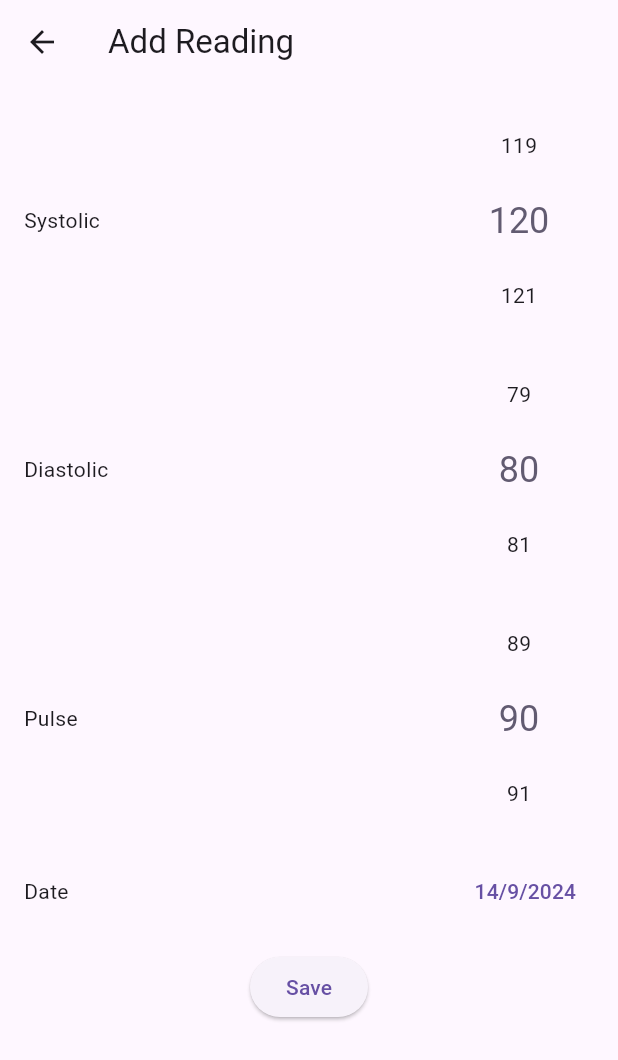
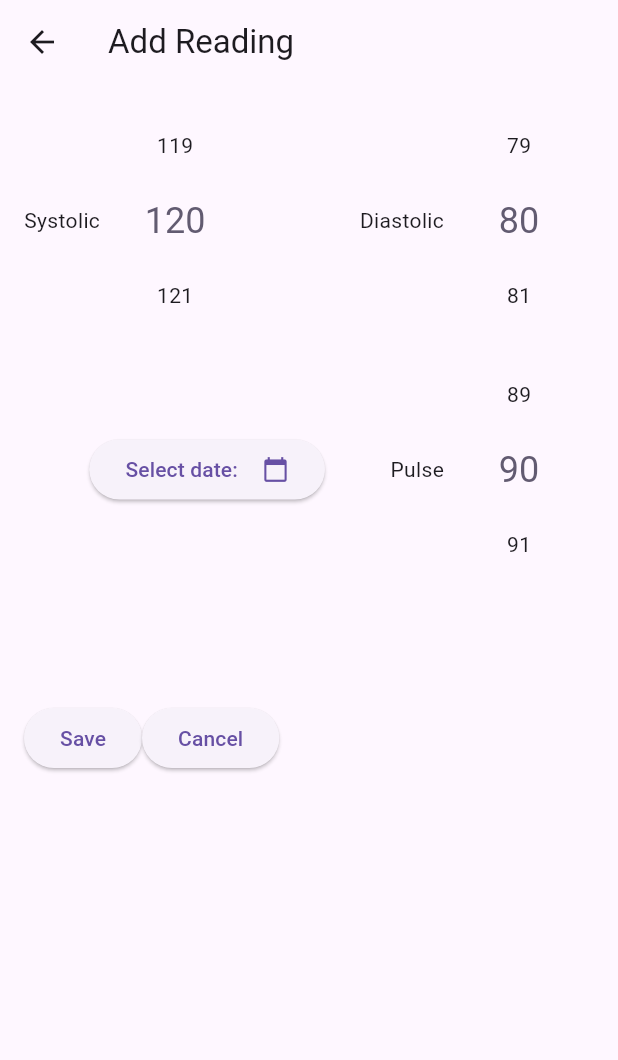
Before and after one commit to tymiasas00/bp_app, a Flutter app: the AddReadingScreen screen opened directly with empty values, on a phone screen of 412 x 824 dp. Shown: the top 1060 px of the screen. Run offline on Flutter 3.47's test engine with Material 3 defaults, Android fonts, the phone set to English and light mode, and no system bars; drawn by our look-alikes of numberpicker.

Commit message:
fixed date picker to also allow time input, improved add reading screen a bit

```diff
--- a/lib/add_reading_screen.dart
+++ b/lib/add_reading_screen.dart
@@ -19,13 +19,52 @@ class _AddReadingScreenState extends State<AddReadingScreen> {
   int pulseValue = 90;
   DateTime selectedDate = DateTime.now();
 
+  Future<DateTime?> showDateTimePicker({
+  required BuildContext context,
+  DateTime? initialDate,
+  DateTime? firstDate,
+  DateTime? lastDate,
+}) async {
+  initialDate ??= DateTime.now();
+  firstDate ??= initialDate.subtract(const Duration(days: 365 * 100));
+  lastDate ??= firstDate.add(const Duration(days: 365 * 200));
+
+  final DateTime? selectedDate = await showDatePicker(
+    context: context,
+    initialDate: initialDate,
+    firstDate: firstDate,
+    lastDate: lastDate,
+  );
+
+  if (selectedDate == null) return null;
+
+  if (!context.mounted) return selectedDate;
+
+  final TimeOfDay? selectedTime = await showTimePicker(
+    context: context,
+    initialTime: TimeOfDay.fromDateTime(initialDate),
+  );
+
+  return selectedTime == null
+      ? selectedDate
+      : DateTime(
+          selectedDate.year,
+          selectedDate.month,
+          selectedDate.day,
+          selectedTime.hour,
+          selectedTime.minute,
+        );
+}
+
+
   Future<void> _selectDate(BuildContext context) async {
-    final DateTime? picked = await showDatePicker(
+    final DateTime? picked = await showDateTimePicker(
       context: context,
       initialDate: selectedDate,
       firstDate: DateTime(1900),
       lastDate: DateTime.now(),
     );
+
     if (picked != null && picked != selectedDate) {
       setState(() {
         selectedDate = picked;
@@ -55,6 +94,9 @@ class _AddReadingScreenState extends State<AddReadingScreen> {
             Row(
               mainAxisAlignment: MainAxisAlignment.spaceBetween,
               children: [
+                Row(
+                  mainAxisAlignment: MainAxisAlignment.end,
+                  children: [
                     const Text('Systolic'),
                     NumberPicker(
                       value: systolicValue,
@@ -70,7 +112,7 @@ class _AddReadingScreenState extends State<AddReadingScreen> {
                 ),
                 const SizedBox(height: 16.0),
                 Row(
-              mainAxisAlignment: MainAxisAlignment.spaceBetween,
+                  mainAxisAlignment: MainAxisAlignment.end,
                   children: [
                     const Text('Diastolic'),
                     NumberPicker(
@@ -85,9 +127,31 @@ class _AddReadingScreenState extends State<AddReadingScreen> {
                     ),
                   ],
                 ),
+              ],
+            ),
             const SizedBox(height: 16.0),
             Row(
               mainAxisAlignment: MainAxisAlignment.spaceBetween,
+              children: [
+                const SizedBox(height: 16.0),
+                Row(
+                  mainAxisAlignment: MainAxisAlignment.end,
+                  children: [
+                    ElevatedButton(
+                      onPressed: () => _selectDate(context),
+                      child: const Row(
+                        mainAxisAlignment: MainAxisAlignment.end,
+                        children: [
+                          Text('Select date:'),
+                          SizedBox(width: 16),
+                          Icon(Icons.calendar_today),
+                        ],
+                      ),
+                    ),
+                  ],
+                ),
+                Row(
+                  mainAxisAlignment: MainAxisAlignment.end,
                   children: [
                     const Text('Pulse'),
                     NumberPicker(
@@ -102,23 +166,19 @@ class _AddReadingScreenState extends State<AddReadingScreen> {
                     ),
                   ],
                 ),
-            const SizedBox(height: 16.0),
-            Row(
-              mainAxisAlignment: MainAxisAlignment.spaceBetween,
-              children: [
-                const Text('Date'),
-                TextButton(
-                  onPressed: () => _selectDate(context),
-                  child: Text(
-                    '${selectedDate.day}/${selectedDate.month}/${selectedDate.year}',
-                  ),
-                ),
               ],
             ),
-            const SizedBox(height: 16.0),
+            const SizedBox(height: 80),
+            Row(
+              children: [
                 ElevatedButton(
                   onPressed: buttonPressed,
                   child: const Text('Save'),
+                ),
+                ElevatedButton(
+                  onPressed: ()=>Navigator.pop(context),
+                  child: const Text("Cancel"),),
+              ],
             ),
           ],
         ),
--- a/lib/home.dart
+++ b/lib/home.dart
@@ -18,7 +18,6 @@ class _MyHomePageState extends State<MyHomePage> {
       _readings.add(reading);
     });
   }
-
 
   @override
   Widget build(BuildContext context) {
@@ -43,9 +42,9 @@ class _MyHomePageState extends State<MyHomePage> {
                             _readings.removeAt(index);
                           });
                         });
-
                   }),
             ),
+
           ],
         ));
   }
--- a/pubspec.yaml
+++ b/pubspec.yaml
@@ -37,6 +37,7 @@ dependencies:
   cupertino_icons: ^1.0.8
   uuid: ^4.5.0
   numberpicker: ^2.1.2
+  fl_chart: ^0.69.0
 
 dev_dependencies:
   flutter_test:
```
Also changed, not shown: lib/home_bottom_navigation_bar.dart (+2 -6 lines), pubspec.lock. Lines whose indentation alone changed are shown as unchanged.
